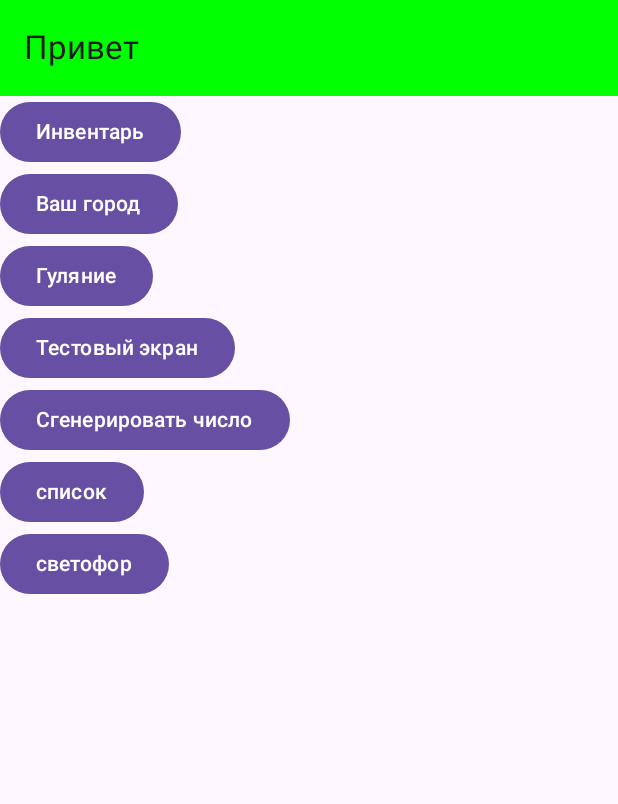
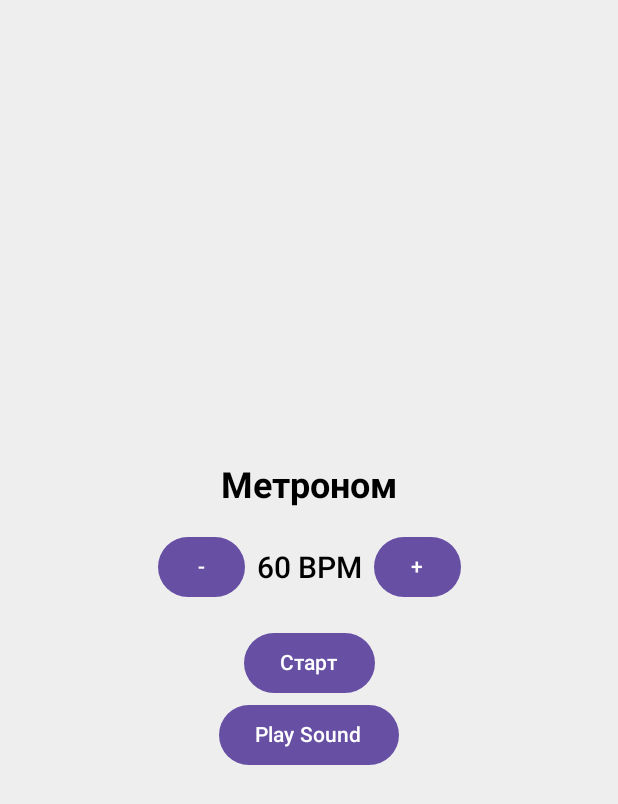
Before and after one commit to 123456789SaVa/inventory, an Android app built with Jetpack Compose: the screen it shows after launch (MainActivity), on a phone screen of 412 x 824 dp. Shown: the top 804 px of the screen. Run offline under Robolectric (Android 15) with nearby library versions, the phone set to English and light mode, and no system bars.

Commit message:
metronome and play sound

```diff
--- a/app/build.gradle.kts
+++ b/app/build.gradle.kts
@@ -4,11 +4,11 @@ plugins {
 }
 
 android {
-    namespace = "com.Sava.inventory"
+    namespace = "com.sava.inventory"
     compileSdk = 34
 
     defaultConfig {
-        applicationId = "com.Sava.inventory"
+        applicationId = "com.sava.inventory"
         minSdk = 24
         targetSdk = 34
         versionCode = 1
--- a/app/src/main/AndroidManifest.xml
+++ b/app/src/main/AndroidManifest.xml
@@ -13,9 +13,8 @@
         android:theme="@style/Theme.Inventory"
         tools:targetApi="31">
         <activity
-            android:name=".MainActivity"
+            android:name="com.sava.inventory.MainActivity"
             android:exported="true"
-            android:label="@string/app_name"
             android:theme="@style/Theme.Inventory">
             <intent-filter>
                 <action android:name="android.intent.action.MAIN" />
--- a/app/src/main/java/com/Sava/inventory/MainActivity.kt
+++ /dev/null
@@ -1,114 +0,0 @@
-package com.Sava.inventory
-
-import LIST_SCREEN
-import ListScreen
-import android.os.Bundle
-import androidx.activity.ComponentActivity
-import androidx.activity.compose.setContent
-import androidx.compose.foundation.layout.Column
-import androidx.compose.foundation.layout.fillMaxSize
-import androidx.compose.foundation.layout.padding
-import androidx.compose.material3.Button
-import androidx.compose.material3.ExperimentalMaterial3Api
-import androidx.compose.material3.Scaffold
-import androidx.compose.material3.Text
-import androidx.compose.material3.TopAppBar
-import androidx.compose.material3.TopAppBarDefaults.topAppBarColors
-import androidx.compose.runtime.Composable
-import androidx.compose.ui.Modifier
-import androidx.compose.ui.graphics.Color
-import androidx.navigation.NavHostController
-import androidx.navigation.compose.NavHost
-import androidx.navigation.compose.composable
-import androidx.navigation.compose.rememberNavController
-
-
-class MainActivity: ComponentActivity() {
-    override fun onCreate(savedInstanceState: Bundle?) {
-        super.onCreate(savedInstanceState)
-        setContent {
-            MyApp()
-        }
-    }
-}
-
-
-@OptIn(ExperimentalMaterial3Api::class)
-@Composable
-fun MyApp() {
-    Scaffold(topBar = {
-        TopAppBar(
-            title = { Text(text = "Привет") },
-            colors = topAppBarColors(containerColor = Color.Green)
-        )
-    })
-    { padding ->
-        val navController = rememberNavController()
-
-        NavHost(
-            navController = navController,
-            startDestination = MAIN_SCREEN,
-            modifier = Modifier.padding(padding)
-        ) {
-
-            composable(MAIN_SCREEN) { MainScreen(navController) }
-            composable(RANDOM_SCREEN) { RandomScreen() }
-
-
-            composable(CITY_SCREEN) { CityScreen(navController) }
-
-            composable(TEST_SCREEN) { TestScreen(navController) }
-            composable(LIST_SCREEN) { ListScreen()}
-            composable(SVETOFOR_SCREEN) { SvetoforScreen()}
-            composable(INVENTORY_SCREEN) { InventoryScreen(navController) }
-            composable(ADD_ITEM_SCREEN) { AddItemScreen(navController) }
-            composable(EDIT_ITEM_SCREEN) { EditItemScreen(navController) }
-            composable(ITEM_DETAILS_SCREEN) { ItemDetailsScreen(navController) }
-
-            composable(SCREEN_HOUSE) { ScreenHouse(navController) }
-            composable(SCREEN_ATB) { ScreenAtb(navController) }
-            composable(SCREEN_HOME) { ScreenHome(navController) }
-            composable(SCREEN_WALK) { ScreenWalk(navController) }
-        }
-    }
-}
-
-
-val MAIN_SCREEN = "Main screen"
-
-
-@Composable
-fun MainScreen(navController: NavHostController) {
-    Column(modifier = Modifier.fillMaxSize()) {
-        Button(onClick = { navController.navigate(INVENTORY_SCREEN) }) {
-            Text(text = "Инвентарь")
-        }
-        Button(onClick = { navController.navigate(CITY_SCREEN) }) {
-            Text(text = "Ваш город")
-        }
-        Button(onClick = { navController.navigate(SCREEN_HOUSE) }) {
-            Text(text = "Гуляние")
-        }
-        Button(onClick = { navController.navigate(TEST_SCREEN) }) {
-            Text(text = "Тестовый экран")
-        }
-        Button(onClick = { navController.navigate(RANDOM_SCREEN) }) {
-            Text(text = "Сгенерировать число")
-        }
-        Button(onClick = { navController.navigate(LIST_SCREEN) }) {
-            Text(text = "список")
-        }
-        Button(onClick = { navController.navigate(SVETOFOR_SCREEN) }) {
-            Text(text = "светофор")
-        }
-
-    }
-}
-
-private operator fun NavHostController.invoke(value: () -> Any) {
-    TODO("Not yet implemented")
-}
-
-fun navigate(gameScreen: Any): Any {
-    TODO("Not yet implemented")
-}
--- /dev/null
+++ b/app/src/main/java/com/sava/inventory/MainActivity.kt
@@ -0,0 +1,119 @@
+package com.sava.inventory
+
+import android.media.AudioManager
+import android.media.MediaPlayer
+import android.media.ToneGenerator
+import android.os.Bundle
+import androidx.activity.ComponentActivity
+import androidx.activity.compose.setContent
+import androidx.compose.foundation.background
+import androidx.compose.foundation.layout.Arrangement
+import androidx.compose.foundation.layout.Column
+import androidx.compose.foundation.layout.Row
+import androidx.compose.foundation.layout.Spacer
+import androidx.compose.foundation.layout.fillMaxSize
+import androidx.compose.foundation.layout.height
+import androidx.compose.foundation.layout.padding
+import androidx.compose.foundation.layout.width
+import androidx.compose.material3.Button
+import androidx.compose.material3.Text
+import androidx.compose.runtime.Composable
+import androidx.compose.runtime.LaunchedEffect
+import androidx.compose.runtime.getValue
+import androidx.compose.runtime.mutableStateOf
+import androidx.compose.runtime.remember
+import androidx.compose.runtime.setValue
+import androidx.compose.ui.Alignment
+import androidx.compose.ui.Modifier
+import androidx.compose.ui.graphics.Color
+import androidx.compose.ui.platform.LocalContext
+import androidx.compose.ui.text.font.FontWeight
+import androidx.compose.ui.unit.dp
+import androidx.compose.ui.unit.sp
+import kotlinx.coroutines.delay
+
+class MainActivity : ComponentActivity() {
+    override fun onCreate(savedInstanceState: Bundle?) {
+        super.onCreate(savedInstanceState)
+        setContent {
+            MetronomeApp()
+        }
+    }
+}
+
+@Composable
+fun MetronomeApp() {
+    var isPlaying by remember { mutableStateOf(false) }
+    var bpm by remember { mutableStateOf(60) } // Установим стандартный темп 60 BPM
+    val context = LocalContext.current
+    val mediaPlayer = remember { MediaPlayer.create(context, R.raw.sound) }
+    Column(
+        modifier = Modifier
+            .fillMaxSize()
+            .background(Color(0xFFEEEEEE))
+            .padding(16.dp),
+        verticalArrangement = Arrangement.Center,
+        horizontalAlignment = Alignment.CenterHorizontally
+    ) {
+        Text(
+            text = "Метроном",
+            fontSize = 24.sp,
+            fontWeight = FontWeight.Bold,
+            color = Color.Black
+        )
+        Spacer(modifier = Modifier.height(16.dp))
+        Row(
+            horizontalArrangement = Arrangement.Center,
+            verticalAlignment = Alignment.CenterVertically
+        ) {
+            Button(onClick = { if (bpm > 40) bpm -= 5 }) {
+                Text(text = "-")
+            }
+            Spacer(modifier = Modifier.width(8.dp))
+            Text(
+                text = "$bpm BPM",
+                fontSize = 20.sp,
+                fontWeight = FontWeight.Medium
+            )
+            Spacer(modifier = Modifier.width(8.dp))
+            Button(onClick = { if (bpm < 300) bpm += 5 }) {
+                Text(text = "+")
+            }
+        }
+        Spacer(modifier = Modifier.height(16.dp))
+        Button(onClick = { isPlaying = !isPlaying }) {
+            Text(text = if (isPlaying) "Стоп" else "Старт")
+        }
+        if (isPlaying) Metronome(bpm = bpm)
+        Button(onClick = {
+            if (!mediaPlayer.isPlaying) {
+                mediaPlayer.start()
+            }
+        }) {
+            Text("Play Sound")
+        }
+    }
+}
+
+@Composable
+fun Metronome(bpm: Int) {
+    val delayMillis = 60000 / bpm // Рассчитываем задержку в миллисекундах между ударами
+
+    LaunchedEffect(bpm) {
+        val toneGenerator = ToneGenerator(AudioManager.STREAM_MUSIC, 100)
+        try {
+            while (true) {
+                toneGenerator.startTone(
+                    ToneGenerator.TONE_CDMA_PIP,
+                    150
+                ) // Воспроизводим звук на 150 мс
+                delay(delayMillis.toLong()) // Задержка между ударами, соответствующая текущему BPM
+            }
+        } catch (e: Exception) {
+            // Это ловит исключение, если пользователь остановит метроном
+            // или происходит любая другая ошибка, что остановит цикл.
+        } finally {
+            toneGenerator.release() // Освобождаем ресурсы после завершения работы
+        }
+    }
+}
--- a/app/src/main/java/com/Sava/inventory/city.kt
+++ b/app/src/main/java/com/sava/inventory/city.kt
@@ -1,4 +1,4 @@
-package com.Sava.inventory
+package com.sava.inventory
 
 import androidx.compose.foundation.layout.Column
 import androidx.compose.foundation.layout.fillMaxSize
--- a/app/src/main/java/com/Sava/inventory/пваор.kt
+++ b/app/src/main/java/com/sava/inventory/pvaor.kt
@@ -1,6 +1,5 @@
 import androidx.compose.foundation.layout.Column
 
-import androidx.compose.foundation.layout.Column
 import androidx.compose.foundation.layout.Row
 import androidx.compose.foundation.layout.fillMaxSize
 import androidx.compose.foundation.lazy.LazyColumn
--- a/app/src/main/java/com/Sava/inventory/random.kt
+++ b/app/src/main/java/com/sava/inventory/random.kt
@@ -1,8 +1,7 @@
-package com.Sava.inventory
+package com.sava.inventory
 
 import androidx.compose.foundation.layout.Arrangement
 import androidx.compose.foundation.layout.Column
-import androidx.compose.foundation.layout.ColumnScope
 import androidx.compose.foundation.layout.Spacer
 import androidx.compose.foundation.layout.fillMaxSize
 import androidx.compose.foundation.layout.height
@@ -17,7 +16,6 @@ import androidx.compose.runtime.saveable.rememberSaveable
 import androidx.compose.runtime.setValue
 import androidx.compose.ui.Alignment
 import androidx.compose.ui.Modifier
-import androidx.compose.ui.unit.TextUnit
 import androidx.compose.ui.unit.dp
 import androidx.compose.ui.unit.sp
 import kotlin.random.Random
--- a/app/src/main/java/com/Sava/inventory/test screen.kt
+++ b/app/src/main/java/com/sava/inventory/test screen.kt
@@ -1,4 +1,4 @@
-package com.Sava.inventory
+package com.sava.inventory
 
 import androidx.compose.foundation.background
 import androidx.compose.foundation.layout.Arrangement
--- a/app/src/main/java/com/Sava/inventory/ui/theme/Color.kt
+++ b/app/src/main/java/com/sava/inventory/ui/theme/Color.kt
@@ -1,4 +1,4 @@
-package com.Sava.inventory.ui.theme
+package com.sava.inventory.ui.theme
 
 import androidx.compose.ui.graphics.Color
 
--- a/app/src/main/java/com/Sava/inventory/ui/theme/Theme.kt
+++ b/app/src/main/java/com/sava/inventory/ui/theme/Theme.kt
@@ -1,6 +1,5 @@
-package com.Sava.inventory.ui.theme
+package com.sava.inventory.ui.theme
 
-import android.app.Activity
 import android.os.Build
 import androidx.compose.foundation.isSystemInDarkTheme
 import androidx.compose.material3.MaterialTheme
--- a/app/src/main/java/com/Sava/inventory/ui/theme/Type.kt
+++ b/app/src/main/java/com/sava/inventory/ui/theme/Type.kt
@@ -1,4 +1,4 @@
-package com.Sava.inventory.ui.theme
+package com.sava.inventory.ui.theme
 
 import androidx.compose.material3.Typography
 import androidx.compose.ui.text.TextStyle
--- a/app/src/main/java/com/Sava/inventory/walk.kt
+++ b/app/src/main/java/com/sava/inventory/walk.kt
@@ -1,4 +1,4 @@
-package com.Sava.inventory
+package com.sava.inventory
 
 import androidx.compose.foundation.layout.Column
 import androidx.compose.foundation.layout.padding
```
Also changed, not shown: app/src/main/java/com/sava/inventory/GuessScreen.kt (added, +106 -0 lines), app/src/main/java/com/sava/inventory/inventory.kt (renamed from app/src/main/java/com/Sava/inventory/inventory.kt, +6 -1 lines), app/src/main/java/com/sava/inventory/svetofor.kt (renamed from app/src/main/java/com/Sava/inventory/svetofor.kt, +2 -8 lines), app/src/main/res/drawable/lion.jpg (added), app/src/main/res/drawable/lion.webp (deleted), 5 other files.
